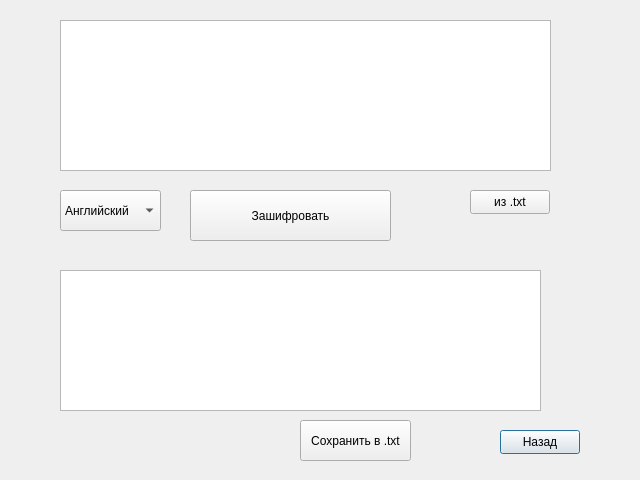
Above: encriptor.ui from SGGlad/Morze before the change. Below: the same form after it.
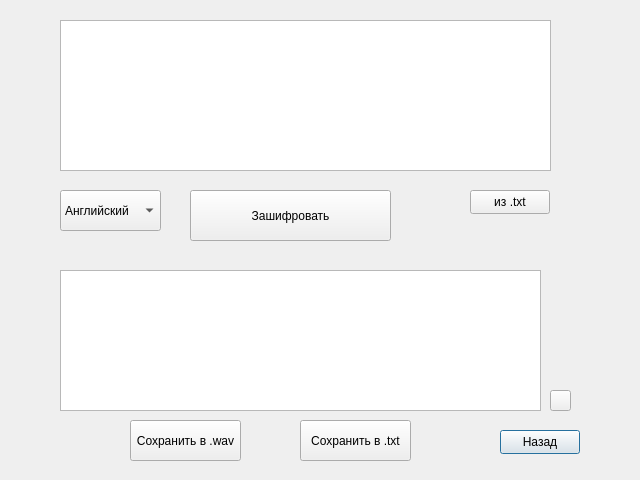
That is the form after the change. Icons and pictures are not drawn.

Patch:
```diff
--- a/encriptor.ui
+++ b/encriptor.ui
@@ -120,6 +120,44 @@
     </property>
    </item>
   </widget>
+  <widget class="QPushButton" name="Play">
+   <property name="geometry">
+    <rect>
+     <x>550</x>
+     <y>390</y>
+     <width>21</width>
+     <height>21</height>
+    </rect>
+   </property>
+   <property name="cursor">
+    <cursorShape>PointingHandCursor</cursorShape>
+   </property>
+   <property name="text">
+    <string/>
+   </property>
+   <property name="icon">
+    <iconset theme="QIcon::ThemeIcon::AudioVolumeMuted"/>
+   </property>
+   <property name="iconSize">
+    <size>
+     <width>16</width>
+     <height>16</height>
+    </size>
+   </property>
+  </widget>
+  <widget class="QPushButton" name="SaveResultWAV">
+   <property name="geometry">
+    <rect>
+     <x>130</x>
+     <y>420</y>
+     <width>111</width>
+     <height>41</height>
+    </rect>
+   </property>
+   <property name="text">
+    <string>Сохранить в .wav</string>
+   </property>
+  </widget>
  </widget>
  <resources/>
  <connections/>
```
